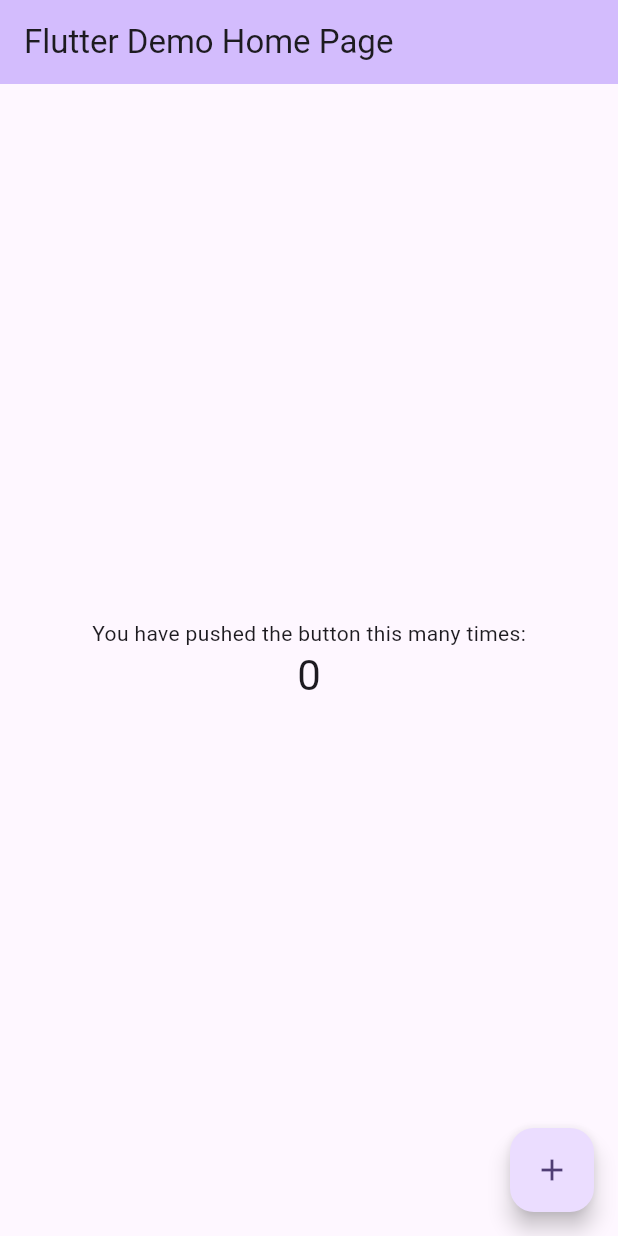
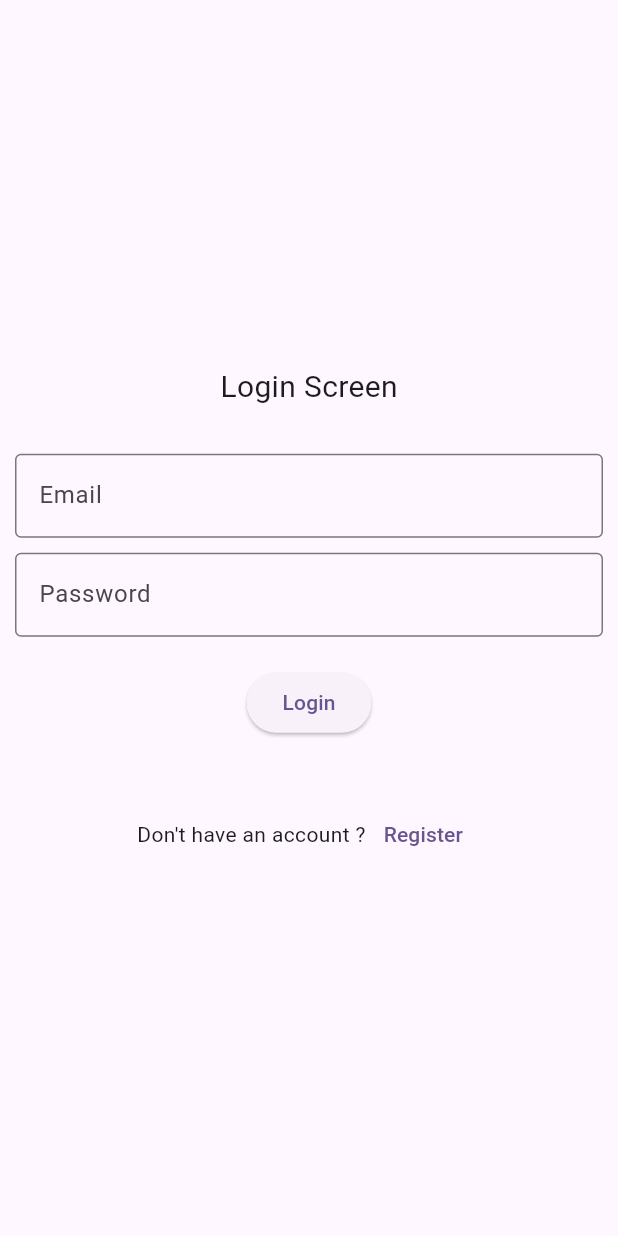
Before and after one commit to husz13/fire-chat, a Flutter app: the screen it shows after launch, on a phone screen of 412 x 824 dp. Run offline on Flutter 3.47's test engine with Material 3 defaults, Android fonts, the phone set to English and light mode, and no system bars; our stand-ins replace bloc, cloud_firestore, firebase_auth, firebase_core, flutter_bloc, go_router; accounts and stored records are empty.

Commit message:
feat:auth stage

```diff
--- /dev/null
+++ b/lib/core/router/router.dart
@@ -0,0 +1,30 @@
+import 'package:fire_chat/presentation/chat/pages/home_screen.dart';
+import 'package:fire_chat/presentation/auth/pages/login_screen.dart';
+import 'package:fire_chat/presentation/auth/pages/register_screen.dart';
+import 'package:firebase_auth/firebase_auth.dart';
+import 'package:flutter/material.dart';
+import 'package:go_router/go_router.dart';
+
+class MyRouter {
+  final user = FirebaseAuth.instance.currentUser;
+
+  late final String initialRoute;
+  late final GoRouter router;
+
+  MyRouter() {
+    initialRoute = user == null ? "/login" : "/home";
+    router = GoRouter(initialLocation: initialRoute, routes: [
+      GoRoute(
+        path: "/login",
+        pageBuilder: (context, state) => MaterialPage(child: LoginScreen()),
+      ),
+      GoRoute(
+        path: "/register",
+        pageBuilder: (context, state) => MaterialPage(child: RegisterScreen()),
+      ),
+      GoRoute(
+          path: "/home",
+          pageBuilder: (context, state) => MaterialPage(child: HomeScreen())),
+    ]);
+  }
+}
--- a/lib/main.dart
+++ b/lib/main.dart
@@ -1,6 +1,11 @@
+import 'package:fire_chat/core/router/router.dart';
 import 'package:flutter/material.dart';
+import 'package:firebase_core/firebase_core.dart';
 
-void main() {
+void main() async {
+  WidgetsFlutterBinding.ensureInitialized();
+  await Firebase.initializeApp();
+
   runApp(const MyApp());
 }
 
@@ -10,116 +15,13 @@ class MyApp extends StatelessWidget {
   // This widget is the root of your application.
   @override
   Widget build(BuildContext context) {
-    return MaterialApp(
+    return MaterialApp.router(
+      routerConfig: MyRouter().router,
       title: 'Flutter Demo',
       theme: ThemeData(
-        // This is the theme of your application.
-        //
-        // TRY THIS: Try running your application with "flutter run". You'll see
-        // the application has a purple toolbar. Then, without quitting the app,
-        // try changing the seedColor in the colorScheme below to Colors.green
-        // and then invoke "hot reload" (save your changes or press the "hot
-        // reload" button in a Flutter-supported IDE, or press "r" if you used
-        // the command line to start the app).
-        //
-        // Notice that the counter didn't reset back to zero; the application
-        // state is not lost during the reload. To reset the state, use hot
-        // restart instead.
-        //
-        // This works for code too, not just values: Most code changes can be
-        // tested with just a hot reload.
         colorScheme: ColorScheme.fromSeed(seedColor: Colors.deepPurple),
         useMaterial3: true,
       ),
-      home: const MyHomePage(title: 'Flutter Demo Home Page'),
     );
   }
 }
-
-class MyHomePage extends StatefulWidget {
-  const MyHomePage({super.key, required this.title});
-
-  // This widget is the home page of your application. It is stateful, meaning
-  // that it has a State object (defined below) that contains fields that affect
-  // how it looks.
-
-  // This class is the configuration for the state. It holds the values (in this
-  // case the title) provided by the parent (in this case the App widget) and
-  // used by the build method of the State. Fields in a Widget subclass are
-  // always marked "final".
-
-  final String title;
-
-  @override
-  State<MyHomePage> createState() => _MyHomePageState();
-}
-
-class _MyHomePageState extends State<MyHomePage> {
-  int _counter = 0;
-
-  void _incrementCounter() {
-    setState(() {
-      // This call to setState tells the Flutter framework that something has
-      // changed in this State, which causes it to rerun the build method below
-      // so that the display can reflect the updated values. If we changed
-      // _counter without calling setState(), then the build method would not be
-      // called again, and so nothing would appear to happen.
-      _counter++;
-    });
-  }
-
-  @override
-  Widget build(BuildContext context) {
-    // This method is rerun every time setState is called, for instance as done
-    // by the _incrementCounter method above.
-    //
-    // The Flutter framework has been optimized to make rerunning build methods
-    // fast, so that you can just rebuild anything that needs updating rather
-    // than having to individually change instances of widgets.
-    return Scaffold(
-      appBar: AppBar(
-        // TRY THIS: Try changing the color here to a specific color (to
-        // Colors.amber, perhaps?) and trigger a hot reload to see the AppBar
-        // change color while the other colors stay the same.
-        backgroundColor: Theme.of(context).colorScheme.inversePrimary,
-        // Here we take the value from the MyHomePage object that was created by
-        // the App.build method, and use it to set our appbar title.
-        title: Text(widget.title),
-      ),
-      body: Center(
-        // Center is a layout widget. It takes a single child and positions it
-        // in the middle of the parent.
-        child: Column(
-          // Column is also a layout widget. It takes a list of children and
-          // arranges them vertically. By default, it sizes itself to fit its
-          // children horizontally, and tries to be as tall as its parent.
-          //
-          // Column has various properties to control how it sizes itself and
-          // how it positions its children. Here we use mainAxisAlignment to
-          // center the children vertically; the main axis here is the vertical
-          // axis because Columns are vertical (the cross axis would be
-          // horizontal).
-          //
-          // TRY THIS: Invoke "debug painting" (choose the "Toggle Debug Paint"
-          // action in the IDE, or press "p" in the console), to see the
-          // wireframe for each widget.
-          mainAxisAlignment: MainAxisAlignment.center,
-          children: <Widget>[
-            const Text(
-              'You have pushed the button this many times:',
-            ),
-            Text(
-              '$_counter',
-              style: Theme.of(context).textTheme.headlineMedium,
-            ),
-          ],
-        ),
-      ),
-      floatingActionButton: FloatingActionButton(
-        onPressed: _incrementCounter,
-        tooltip: 'Increment',
-        child: const Icon(Icons.add),
-      ), // This trailing comma makes auto-formatting nicer for build methods.
-    );
-  }
-}
--- /dev/null
+++ b/lib/presentation/auth/cubit/auth_cubit.dart
@@ -0,0 +1,52 @@
+import 'dart:math';
+
+import 'package:bloc/bloc.dart';
+import 'package:cloud_firestore/cloud_firestore.dart';
+import 'package:firebase_auth/firebase_auth.dart';
+import 'package:meta/meta.dart';
+
+part 'auth_state.dart';
+
+class AuthCubit extends Cubit<AuthState> {
+  AuthCubit() : super(AuthInitial());
+  final _auth = FirebaseAuth.instance;
+  final _storage = FirebaseFirestore.instance;
+
+  void login({required String email, required String password}) async {
+    emit(AuthLoading());
+    print(email);
+    try {
+      final user = await _auth.signInWithEmailAndPassword(
+          email: email, password: password);
+
+      emit(AuthSuccess(user));
+    } on FirebaseAuthException catch (e) {
+      print("***************************$e******************************");
+
+      emit(AuthError(e));
+    }
+  }
+
+  void register({required String email, required String password}) async {
+    emit(AuthLoading());
+    try {
+      final user = await _auth
+          .createUserWithEmailAndPassword(email: email, password: password)
+          .then((response) {
+        try {
+          _storage.collection("users").add(<String, dynamic>{
+            "email": email,
+            "uid": response.user!.uid,
+            "id": Random().nextInt(1000)
+          });
+        } catch (e) {
+          print("***************************$e******************************");
+        }
+      });
+
+      emit(AuthSuccess(user));
+    } on FirebaseAuthException catch (e) {
+      emit(AuthError(e));
+    }
+  }
+}
--- /dev/null
+++ b/lib/presentation/auth/cubit/auth_state.dart
@@ -0,0 +1,18 @@
+part of 'auth_cubit.dart';
+
+@immutable
+sealed class AuthState {}
+
+final class AuthInitial extends AuthState {}
+
+final class AuthLoading extends AuthState {}
+
+final class AuthSuccess<T> extends AuthState {
+  final T data;
+  AuthSuccess(this.data);
+}
+
+final class AuthError extends AuthState {
+  final FirebaseException error;
+  AuthError(this.error);
+}
--- /dev/null
+++ b/lib/presentation/auth/pages/login_screen.dart
@@ -0,0 +1,80 @@
+import 'package:fire_chat/presentation/auth/cubit/auth_cubit.dart';
+import 'package:fire_chat/presentation/widgets/custom_text_field.dart';
+import 'package:flutter_bloc/flutter_bloc.dart';
+import 'package:flutter/material.dart';
+import 'package:go_router/go_router.dart';
+
+class LoginScreen extends StatelessWidget {
+  LoginScreen({super.key});
+  final TextEditingController _emailController = TextEditingController();
+  final TextEditingController _passwordContrller = TextEditingController();
+  final _formKey = GlobalKey<FormState>();
+  final authCubit = AuthCubit();
+
+  @override
+  Widget build(BuildContext context) {
+    return Scaffold(
+      body: Padding(
+        padding: EdgeInsets.all(10),
+        child: Form(
+          key: _formKey,
+          child: Column(
+            mainAxisAlignment: MainAxisAlignment.center,
+            children: [
+              Text(
+                "Login Screen",
+                style: TextStyle(fontSize: 20),
+              ),
+              SizedBox(
+                height: 30,
+              ),
+              CustomTextField(labelText: "Email", controller: _emailController),
+              SizedBox(
+                height: 10,
+              ),
+              CustomTextField.obscureText(
+                  labelText: "Password", controller: _passwordContrller),
+              SizedBox(
+                height: 20,
+              ),
+              BlocConsumer<AuthCubit, AuthState>(
+                listener: (context, state) {
+                  if (state is AuthSuccess) {
+                    context.go("/home");
+                  }
+                },
+                bloc: authCubit,
+                builder: (context, state) {
+                  return ElevatedButton(
+                      onPressed: () {
+                        if (!_formKey.currentState!.validate()) return;
+                        authCubit.login(
+                            email: _emailController.text.trim(),
+                            password: _passwordContrller.text);
+                      },
+                      child: state is AuthLoading
+                          ? CircularProgressIndicator()
+                          : Text("Login"));
+                },
+              ),
+              SizedBox(
+                height: 40,
+              ),
+              Row(
+                mainAxisAlignment: MainAxisAlignment.center,
+                children: [
+                  Text("Don't have an account ?"),
+                  TextButton(
+                      onPressed: () {
+                        context.go("/register");
+                      },
+                      child: Text("Register")),
+                ],
+              )
+            ],
+          ),
+        ),
+      ),
+    );
+  }
+}
--- /dev/null
+++ b/lib/presentation/widgets/custom_text_field.dart
@@ -0,0 +1,34 @@
+import 'package:flutter/material.dart';
+
+class CustomTextField extends StatelessWidget {
+  CustomTextField(
+      {super.key,
+      required this.labelText,
+      required this.controller,
+      this.obscureText = false});
+  final String labelText;
+  final TextEditingController controller;
+  final bool obscureText;
+  final validator = ((value) {
+    if (value == null || value.isEmpty) {
+      return "This field is required";
+    }
+    return null;
+  });
+
+  CustomTextField.obscureText(
+      {super.key, required this.labelText, required this.controller})
+      : obscureText = true;
+  @override
+  Widget build(BuildContext context) {
+    return TextFormField(
+      validator: validator,
+      controller: controller,
+      obscureText: obscureText,
+      decoration: InputDecoration(
+        labelText: labelText,
+        border: OutlineInputBorder(),
+      ),
+    );
+  }
+}
--- a/pubspec.yaml
+++ b/pubspec.yaml
@@ -36,6 +36,10 @@ dependencies:
   cupertino_icons: ^1.0.8
   firebase_auth: ^5.5.1
   cloud_firestore: ^5.6.5
+  bloc: ^9.0.0
+  go_router: ^14.8.1
+  loading_indicator: ^3.1.1
+  flutter_bloc: ^9.1.0
 
 dev_dependencies:
   flutter_test:
```
Also changed, not shown: lib/presentation/auth/pages/register_screen.dart (added, +79 -0 lines), pubspec.lock, 2 other files.
